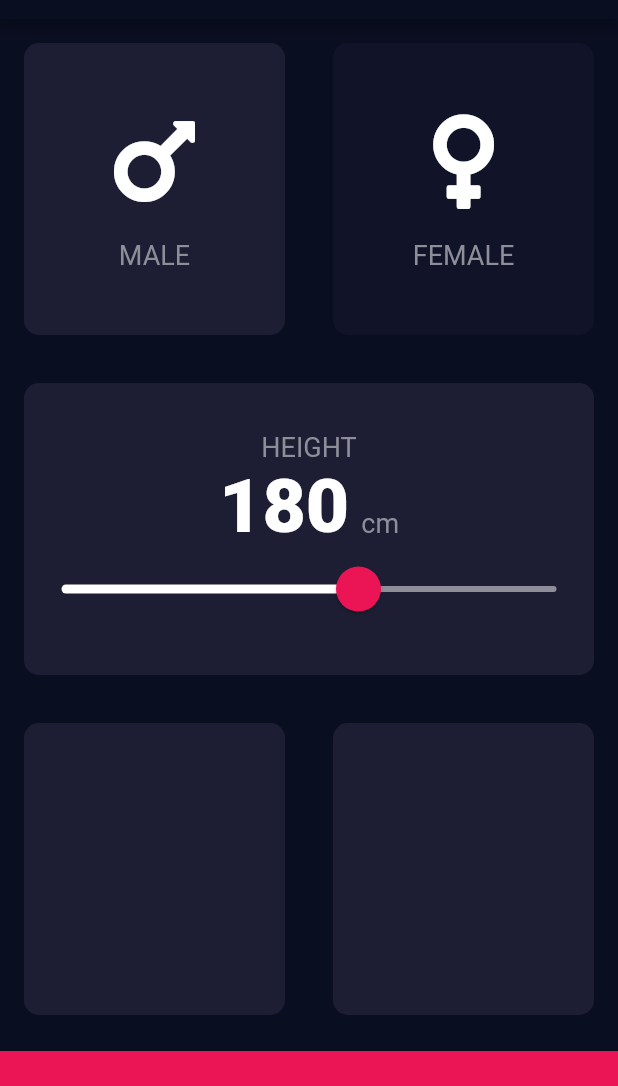
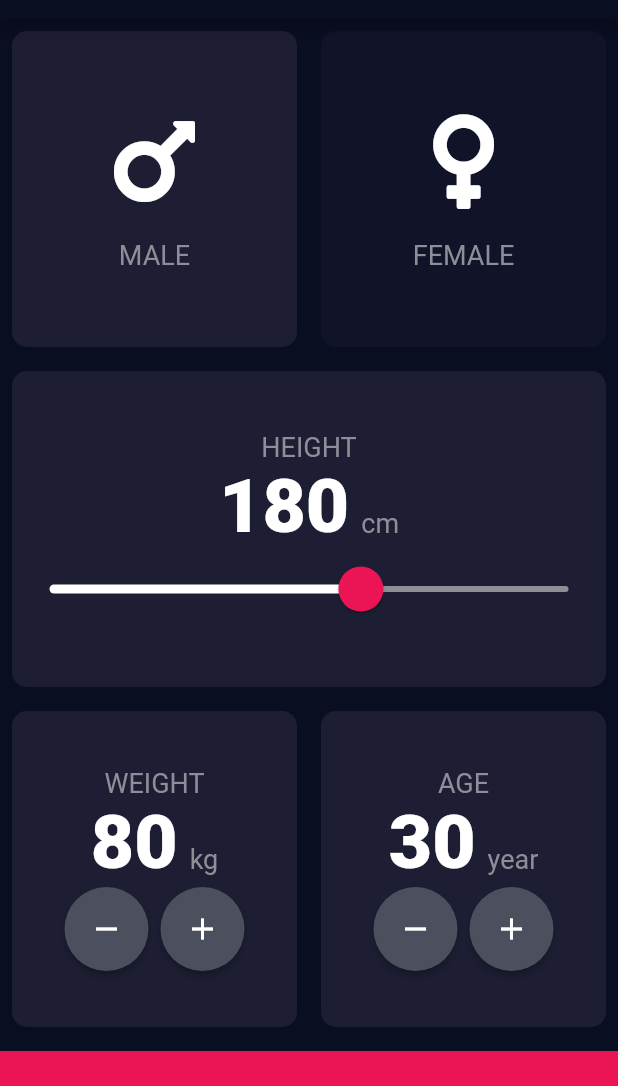
Before and after one commit to deraesw/BMICalculatorFlutter, a Flutter app: the screen it shows after launch, on a phone screen of 412 x 824 dp, the part 65-1151 px from its top. Run offline on Flutter 3.47's test engine with Material 2 defaults, Android fonts, the phone set to English and light mode, and no system bars; our stand-ins replace font_awesome_flutter.

Commit message:
Implement selection of age and weight functionality

```diff
--- a/lib/card_container_widget.dart
+++ b/lib/card_container_widget.dart
@@ -18,7 +18,7 @@ class CardContainerWidget extends StatelessWidget {
     return GestureDetector(
       onTap: onTap,
       child: Container(
-        margin: const EdgeInsets.all(16.0),
+        margin: const EdgeInsets.all(8.0),
         decoration: BoxDecoration(
           color: this.color,
           borderRadius: BorderRadius.circular(
--- a/lib/input_page.dart
+++ b/lib/input_page.dart
@@ -5,6 +5,7 @@ import 'package:font_awesome_flutter/font_awesome_flutter.dart';
 import 'card_container_widget.dart';
 import 'gender_widget.dart';
 import 'constants.dart';
+import 'round_icon_button.dart';
 
 enum Gender { male, female }
 
@@ -14,17 +15,19 @@ class InputPage extends StatefulWidget {
 }
 
 class _InputPageState extends State<InputPage> {
-  Gender selectedGender = Gender.male;
-  int height = 180;
+  Gender _selectedGender = Gender.male;
+  int _height = 180;
+  int _weight = 80;
+  int _age = 30;
 
   void _genderSelection(Gender gender) {
     setState(() {
-      selectedGender = gender;
+      _selectedGender = gender;
     });
   }
 
   Color _getBackgroundColor(Gender defineGender) {
-    return selectedGender == defineGender
+    return _selectedGender == defineGender
         ? containerBackgroundColor
         : inactiveContainerBackgroundColor;
   }
@@ -86,11 +89,67 @@ class _InputPageState extends State<InputPage> {
                 Expanded(
                   child: CardContainerWidget(
                     color: containerBackgroundColor,
+                    child: Column(
+                      mainAxisAlignment: MainAxisAlignment.center,
+                      children: <Widget>[
+                        Text(
+                          "WEIGHT",
+                          style: labelTextStyle,
+                        ),
+                        Row(
+                          mainAxisAlignment: MainAxisAlignment.center,
+                          textBaseline: TextBaseline.alphabetic,
+                          crossAxisAlignment: CrossAxisAlignment.baseline,
+                          children: <Widget>[
+                            Text(
+                              _weight.toString(),
+                              style: labelBigTextStyle,
+                            ),
+                            SizedBox(
+                              width: 8.0,
+                            ),
+                            Text(
+                              "kg",
+                              style: labelTextStyle,
+                            )
+                          ],
+                        ),
+                       buildButtonRow(_reduceWeight, _increaseWeight),
+                      ],
+                    ),
                   ),
                 ),
                 Expanded(
                   child: CardContainerWidget(
                     color: containerBackgroundColor,
+                    child: Column(
+                      mainAxisAlignment: MainAxisAlignment.center,
+                      children: <Widget>[
+                        Text(
+                          "AGE",
+                          style: labelTextStyle,
+                        ),
+                        Row(
+                          mainAxisAlignment: MainAxisAlignment.center,
+                          textBaseline: TextBaseline.alphabetic,
+                          crossAxisAlignment: CrossAxisAlignment.baseline,
+                          children: <Widget>[
+                            Text(
+                              _age.toString(),
+                              style: labelBigTextStyle,
+                            ),
+                            SizedBox(
+                              width: 8.0,
+                            ),
+                            Text(
+                              "year",
+                              style: labelTextStyle,
+                            )
+                          ],
+                        ),
+                        buildButtonRow(_reduceAge, _increaseAge)
+                      ],
+                    ),
                   ),
                 )
               ],
@@ -107,6 +166,63 @@ class _InputPageState extends State<InputPage> {
     );
   }
 
+  void _reduceWeight() {
+    setState(() {
+      if (_weight > 30) {
+        _weight--;
+      }
+    });
+  }
+
+  void _increaseWeight() {
+    setState(() {
+      if (_weight < 300) {
+        _weight++;
+      }
+    });
+  }
+
+  void _reduceAge() {
+    setState(() {
+      if (_age > 10) {
+        _age--;
+      }
+    });
+  }
+
+  void _increaseAge() {
+    setState(() {
+      if (_age < 110) {
+        _age++;
+      }
+    });
+  }
+
+  Widget buildButtonRow(Function minusAction, Function addAction) {
+    return Row(
+      mainAxisAlignment: MainAxisAlignment.center,
+      children: <Widget>[
+        RoundIconButton(
+          onPressed: minusAction,
+          child: Icon(
+            Icons.remove,
+            color: Colors.white,
+          ),
+        ),
+        SizedBox(
+          width: 8.0,
+        ),
+        RoundIconButton(
+          onPressed: addAction,
+          child: Icon(
+            Icons.add,
+            color: Colors.white,
+          ),
+        ),
+      ],
+    );
+  }
+
   Widget buildHeightLabel() {
     return Row(
       mainAxisAlignment: MainAxisAlignment.center,
@@ -114,7 +230,7 @@ class _InputPageState extends State<InputPage> {
       textBaseline: TextBaseline.alphabetic,
       children: <Widget>[
         Text(
-          height.toString(),
+          _height.toString(),
           style: labelBigTextStyle,
         ),
         SizedBox(
@@ -131,20 +247,19 @@ class _InputPageState extends State<InputPage> {
   Widget buildSlider() {
     return SliderTheme(
       data: SliderTheme.of(context).copyWith(
-        activeTrackColor: Colors.white,
-        thumbColor: accentColor,
-        thumbShape: RoundSliderThumbShape(enabledThumbRadius: 15.0),
-        overlayShape: RoundSliderOverlayShape(overlayRadius: 25.0),
-        overlayColor: Color(0x29EB1555)
-      ),
+          activeTrackColor: Colors.white,
+          thumbColor: accentColor,
+          thumbShape: RoundSliderThumbShape(enabledThumbRadius: 15.0),
+          overlayShape: RoundSliderOverlayShape(overlayRadius: 25.0),
+          overlayColor: Color(0x29EB1555)),
       child: Slider(
         onChanged: (double value) {
           setState(() {
-            height = value.toInt();
+            _height = value.toInt();
           });
         },
         inactiveColor: Color(0xFF8D8E98),
-        value: height.toDouble(),
+        value: _height.toDouble(),
         min: 120.0,
         max: 220.0,
       ),
```
